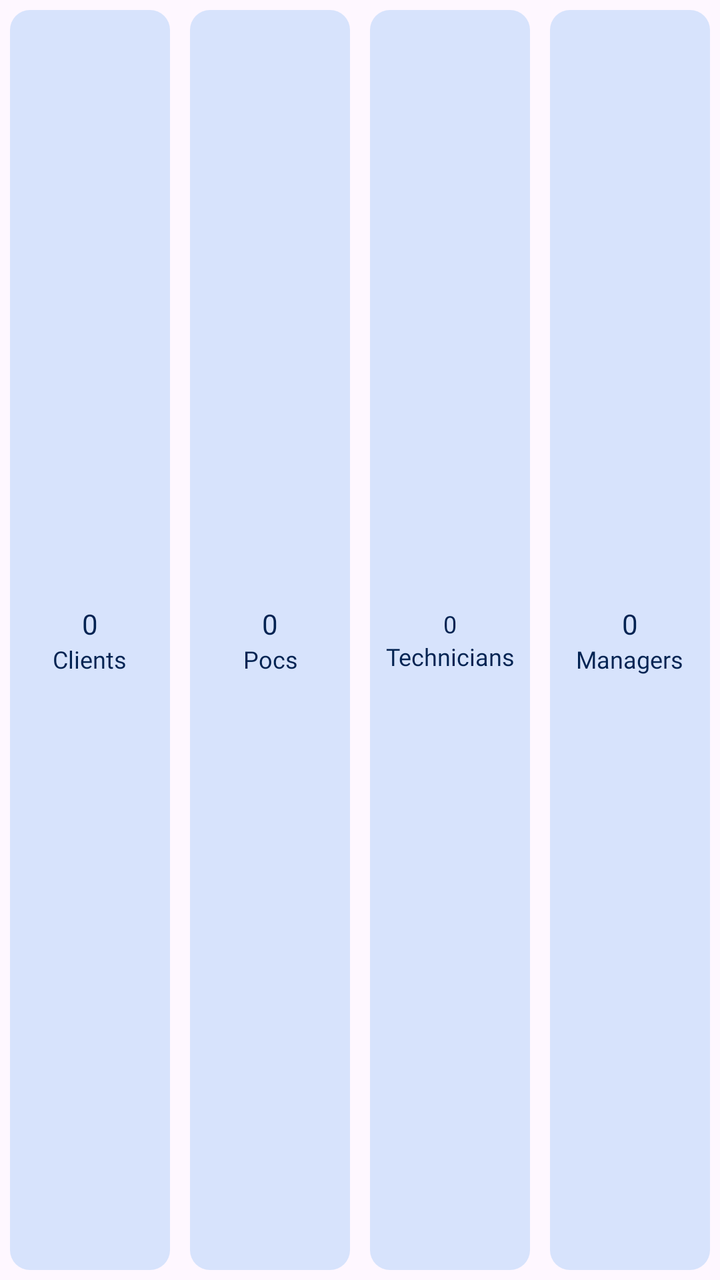
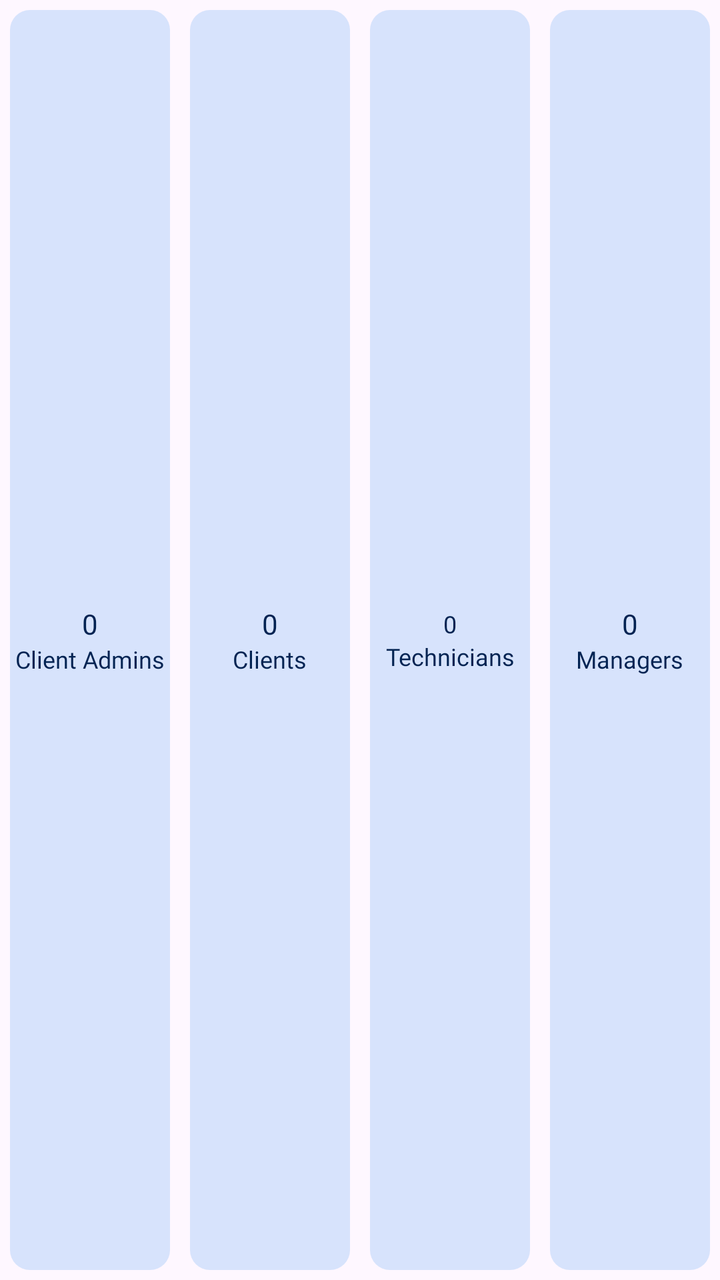

Two renders of the same Android screen: before a commit and after it. Below are the layout's source before the change and the commit's diff.
<!-- AndroidManifest.xml: application theme Theme.Evergreen -->
<!-- res/layout/amc_buttons.xml -->
<?xml version="1.0" encoding="utf-8"?>
<LinearLayout xmlns:android="http://schemas.android.com/apk/res/android"
    android:layout_width="match_parent"
    android:orientation="horizontal"
    android:weightSum="4"
    android:layout_height="@dimen/_50sdp">
    <LinearLayout
        android:id="@+id/ll_pocs"
        android:layout_margin="@dimen/_5sdp"
        android:gravity="center"
        android:layout_weight="1"
        android:backgroundTint="#4060A9F2"
        android:background="@drawable/rounded_corners"
        android:orientation="vertical"
        android:layout_width="0dp"
        android:layout_height="match_parent">
        <TextView
            android:id="@+id/pocs"
            android:textSize="@dimen/_14ssp"
            android:fontFamily="@font/roboto_medium"
            android:textColor="@color/black_blue"
            android:text="0"
            android:layout_width="wrap_content"
            android:layout_height="wrap_content"/>
        <TextView
            android:textSize="@dimen/_12ssp"
            android:textAlignment="center"
            android:layout_gravity="center"
            android:fontFamily="@font/roboto_medium"
            android:textColor="@color/black_blue"
            android:text="Clients"
            android:layout_width="wrap_content"
            android:layout_height="wrap_content"/>
    </LinearLayout>
    <LinearLayout
        android:layout_margin="@dimen/_5sdp"
        android:id="@+id/ll_managers"
        android:gravity="center"
        android:layout_weight="1"
        android:backgroundTint="#4060A9F2"
        android:background="@drawable/rounded_corners"
        android:orientation="vertical"
        android:layout_width="0dp"
        android:layout_height="match_parent">
        <TextView
            android:id="@+id/managers"
            android:textSize="@dimen/_14ssp"
            android:fontFamily="@font/roboto_medium"
            android:textColor="@color/black_blue"
            android:text="0"
            android:layout_width="wrap_content"
            android:layout_height="wrap_content"/>
        <TextView
            android:textSize="@dimen/_12ssp"
            android:textAlignment="center"
            android:layout_gravity="center"
            android:fontFamily="@font/roboto_medium"
            android:textColor="@color/black_blue"
            android:text="Pocs"
            android:layout_width="wrap_content"
            android:layout_height="wrap_content"/>
    </LinearLayout>
    <LinearLayout
        android:id="@+id/ll_techncians"
        android:layout_margin="@dimen/_5sdp"
        android:gravity="center"
        android:layout_weight="1"
        android:backgroundTint="#4060A9F2"
        android:background="@drawable/rounded_corners"
        android:orientation="vertical"
        android:layout_width="0dp"
        android:layout_height="match_parent">
        <TextView
            android:id="@+id/technicins"
            android:textSize="@dimen/_12ssp"
            android:fontFamily="@font/roboto_medium"
            android:textColor="@color/black_blue"
            android:text="0"
            android:layout_width="wrap_content"
            android:layout_height="wrap_content"/>
        <TextView
            android:textSize="@dimen/_12ssp"
            android:textAlignment="center"
            android:layout_gravity="center"
            android:fontFamily="@font/roboto_medium"
            android:textColor="@color/black_blue"
            android:text="Technicians"
            android:layout_width="wrap_content"
            android:layout_height="wrap_content"/>
    </LinearLayout>
    <LinearLayout
        android:id="@+id/ll_admin"
        android:layout_margin="@dimen/_5sdp"
        android:gravity="center"
        android:layout_weight="1"
        android:backgroundTint="#4060A9F2"
        android:background="@drawable/rounded_corners"
        android:orientation="vertical"
        android:layout_width="0dp"
        android:layout_height="match_parent">
        <TextView
            android:id="@+id/admin"
            android:textSize="@dimen/_14ssp"
            android:fontFamily="@font/roboto_medium"
            android:textColor="@color/black_blue"
            android:text="0"
            android:layout_width="wrap_content"
            android:layout_height="wrap_content"/>
        <TextView
            android:textSize="@dimen/_12ssp"
            android:textAlignment="center"
            android:layout_gravity="center"
            android:fontFamily="@font/roboto_medium"
            android:textColor="@color/black_blue"
            android:text="Managers"
            android:layout_width="wrap_content"
            android:layout_height="wrap_content"/>
    </LinearLayout>

</LinearLayout>
<!-- resources referenced by this layout -->
<resources>
  <color name="black_blue">#022352</color>
  <dimen name="_12ssp">12.00sp</dimen>
  <dimen name="_14ssp">14.00sp</dimen>
  <dimen name="_50sdp">50.00dp</dimen>
  <dimen name="_5sdp">5.00dp</dimen>
  <!-- drawable rounded_corners (drawable) -->
  <shape xmlns:android="http://schemas.android.com/apk/res/android">
      <corners android:radius="@dimen/_10sdp" />
      <solid android:color="#F2F4F7"/>
  </shape>
  <style name="Theme.Evergreen" parent="Base.Theme.Evergreen" />
  <dimen name="_10sdp">10.00dp</dimen>
  <style name="Base.Theme.Evergreen" parent="Theme.Material3.Light.NoActionBar">
  
  
  
  
  
  
  
          <item name="android:statusBarColor">@color/black_blue</item>
  
  
      </style>
</resources>

<!-- the commit's change to res/layout/amc_buttons.xml (unified diff, before → after) -->
@@ -28,7 +28,7 @@
             android:layout_gravity="center"
             android:fontFamily="@font/roboto_medium"
             android:textColor="@color/black_blue"
-            android:text="Clients"
+            android:text="Client Admins"
             android:layout_width="wrap_content"
             android:layout_height="wrap_content"/>
     </LinearLayout>
@@ -56,7 +56,7 @@
             android:layout_gravity="center"
             android:fontFamily="@font/roboto_medium"
             android:textColor="@color/black_blue"
-            android:text="Pocs"
+            android:text="Clients"
             android:layout_width="wrap_content"
             android:layout_height="wrap_content"/>
     </LinearLayout>
